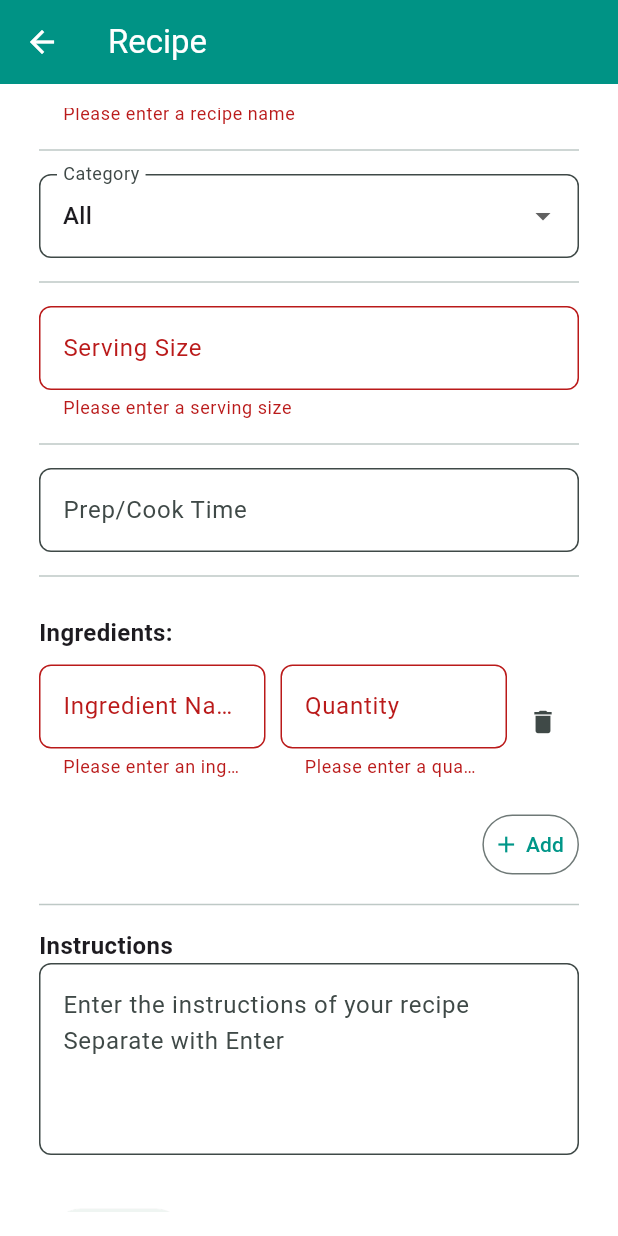
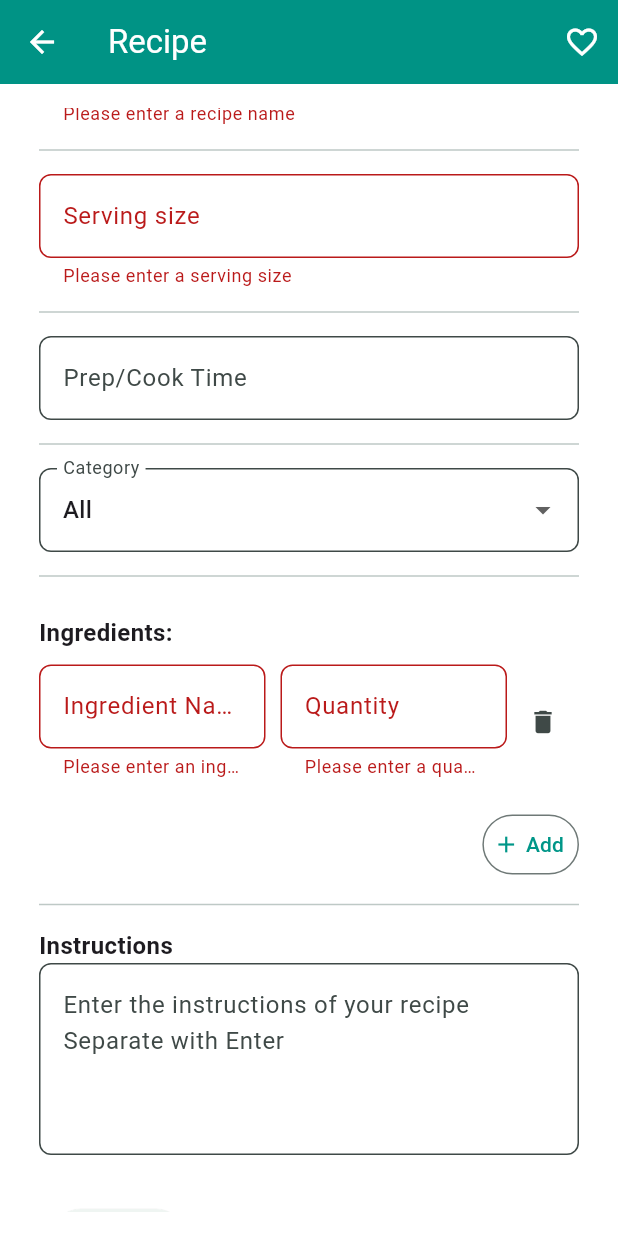
Before and after one commit to darlynvp/recipe-organizer, a Flutter app: the AddRecipePage screen opened directly, scrolled down 90 dp, after a tap on "Create", on a phone screen of 412 x 824 dp. Run offline on Flutter 3.47's test engine with Material 3 defaults, Android fonts, the light colour scheme and no system bars; network calls fail; Roboto replaces fonts that are missing (SF Pro).

Commit message:
added favorite page

```diff
--- a/lib/add_recipe_form.dart
+++ b/lib/add_recipe_form.dart
@@ -9,16 +9,22 @@ import 'data.dart';
 import 'managers/type_manager.dart';
 
 class AddRecipeForm extends StatefulWidget {
-  const AddRecipeForm({Key? key, this.recipe}) : super(key: key);
+  const AddRecipeForm({
+    Key? key,
+    this.recipe,
+    required this.isFavorite,
+    required this.onFavoriteChanged,
+  }) : super(key: key);
 
   final Recipe? recipe;
+  final bool isFavorite;
+  final ValueChanged<bool> onFavoriteChanged;
 
   @override
   State<AddRecipeForm> createState() => _AddRecipeFormState();
 }
 
 class _AddRecipeFormState extends State<AddRecipeForm> {
-
   late TextEditingController nameC;
   late TextEditingController servingsC;
   late TextEditingController cookTimeC;
@@ -26,13 +32,18 @@ class _AddRecipeFormState extends State<AddRecipeForm> {
   late List<Ingredient> ingredients;
   late List<String> chips;
 
+  final _formKey = GlobalKey<FormState>();
+  String? _selectedValue;
+
   @override
   void initState() {
     super.initState();
+
     nameC = TextEditingController(text: widget.recipe?.name ?? '');
     servingsC = TextEditingController(text: widget.recipe?.servings ?? '');
     cookTimeC = TextEditingController(text: widget.recipe?.cookTime ?? '');
-    instructionsC = TextEditingController(text: widget.recipe?.instructions ?? '');
+    instructionsC =
+        TextEditingController(text: widget.recipe?.instructions ?? '');
 
     if (widget.recipe != null) {
       ingredients = widget.recipe!.ingredients
@@ -46,20 +57,16 @@ class _AddRecipeFormState extends State<AddRecipeForm> {
     }
   }
 
-  final _formKey = GlobalKey<FormState>();
-  String? _selectedValue;
-
   @override
   Widget build(BuildContext context) {
-
     chips = context.watch<TypeManager>().types;
-    _selectedValue ??= chips.isNotEmpty ? chips[0] : null;
+    _selectedValue ??= chips.isNotEmpty ? chips.first : null;
 
     return Theme(
       data: Theme.of(context).copyWith(
         colorScheme: ColorScheme.fromSeed(
           seedColor: Colors.teal,
-          primary: Colors.teal
+          primary: Colors.teal,
         ),
         inputDecorationTheme: InputDecorationTheme(
           filled: true,
@@ -84,75 +91,90 @@ class _AddRecipeFormState extends State<AddRecipeForm> {
               child: Column(
                 crossAxisAlignment: CrossAxisAlignment.start,
                 children: [
-                  SizedBox(height: 16),
+                  const SizedBox(height: 16),
+
+                  // Recipe Name
                   TextFormField(
-                    controller: nameC,                // Recipe name input
+                    controller: nameC,
                     decoration: const InputDecoration(
                       labelText: 'Recipe Name',
                     ),
-                    validator: (value) {
-                      if (value == null || value.isEmpty) {
-                        return 'Please enter a recipe name';
-                      }
-                      return null;
-                    },
+                    validator: (value) =>
+                        value == null || value.isEmpty
+                            ? 'Please enter a recipe name'
+                            : null,
                   ),
-                  Divider(height: 32),
-                  DropdownButtonFormField(        // Category selection
+
+                  const Divider(height: 32),
+
+                  // Serving size
+                  TextFormField(
+                    controller: servingsC,
                     decoration: const InputDecoration(
-                      labelText: 'Category',
-                    ),
-                    initialValue: _selectedValue ?? chips[0],
-                    items: chips.map((option) => DropdownMenuItem(
-                      value: option,
-                      child: Text(option),
-                    )).toList(),
-                    onChanged: (value) {
-                      setState(() {
-                        _selectedValue = value;
-                      });
-                    },
-                  ),
-                  Divider(height: 32),
-                  TextFormField(
-                    controller: servingsC,             // Serving size input
-                    decoration: const InputDecoration(
-                      labelText: 'Serving Size',
+                      labelText: 'Serving size',
                     ),
                     keyboardType: TextInputType.number,
                     inputFormatters: [
                       FilteringTextInputFormatter.digitsOnly,
                     ],
-                    validator: (value) {
-                      if (value == null || value.isEmpty) {
-                        return 'Please enter a serving size';
-                      }
-                      return null;
-                    },
+                    validator: (value) =>
+                        value == null || value.isEmpty
+                            ? 'Please enter a serving size'
+                            : null,
                   ),
-                  Divider(height: 32),
+
+                  const Divider(height: 32),
+
+                  // Cook Time
                   TextFormField(
                     controller: cookTimeC,
                     decoration: const InputDecoration(
                       labelText: 'Prep/Cook Time',
                     ),
                   ),
-                  Divider(height: 32),
-                  Container(
-                    child: Padding(
-                      padding: const EdgeInsets.fromLTRB(0, 10.0, 0, 0),
+
+                  const Divider(height: 32),
+
+                  // Category Dropdown
+                  DropdownButtonFormField(
+                    decoration: const InputDecoration(
+                      labelText: 'Category',
+                    ),
+                    value: _selectedValue,
+                    items: chips
+                        .map(
+                          (option) => DropdownMenuItem(
+                            value: option,
+                            child: Text(option),
+                          ),
+                        )
+                        .toList(),
+                    onChanged: (value) {
+                      setState(() {
+                        _selectedValue = value as String?;
+                      });
+                    },
+                  ),
+
+                  const Divider(height: 32),
+
+                  // Ingredients
+                  Padding(
+                    padding: const EdgeInsets.only(top: 10),
                     child: Column(
                       crossAxisAlignment: CrossAxisAlignment.start,
                       children: [
                         const Text(
-                              'Ingredients: ',
+                          'Ingredients:',
                           style: TextStyle(
                             fontSize: 16,
                             fontWeight: FontWeight.bold,
                           ),
                         ),
-                            SizedBox(height: 10,),
-                            ...ingredients.map((ingredient) => IngredientInput(
+                        const SizedBox(height: 10),
+
+                        ...ingredients.map(
+                          (ingredient) => IngredientInput(
                             ingredient: ingredient,
                             onDelete: () {
                               if (ingredients.length <= 1) return;
@@ -160,24 +182,28 @@ class _AddRecipeFormState extends State<AddRecipeForm> {
                                 ingredients.remove(ingredient);
                               });
                             },
-                            )),
+                          ),
+                        ),
+
                         Padding(
-                            padding: const EdgeInsets.fromLTRB(0, 10.0, 0, 0),
-                            child: Center(
+                          padding: const EdgeInsets.only(top: 10),
                           child: Align(
                             alignment: Alignment.centerRight,
                             child: OutlinedButton(
                               onPressed: () {
                                 setState(() {
-                                      ingredients.add(Ingredient(name: '', quantity: ''));
+                                  ingredients.add(
+                                    Ingredient(name: '', quantity: ''),
+                                  );
                                 });
                               },
                               style: OutlinedButton.styleFrom(
-                                    padding: EdgeInsets.fromLTRB(7.0, 0, 10.0, 0),
+                                padding:
+                                    const EdgeInsets.fromLTRB(7, 0, 10, 0),
                               ),
-                                  child: Row(
+                              child: const Row(
                                 mainAxisSize: MainAxisSize.min,
-                                    children: const [
+                                children: [
                                   Icon(Icons.add),
                                   SizedBox(width: 4),
                                   Text('Add'),
@@ -186,12 +212,13 @@ class _AddRecipeFormState extends State<AddRecipeForm> {
                             ),
                           ),
                         ),
-                          ),
                       ],
                     ),
                   ),
-                  ),
-                  Divider(height: 32),
+
+                  const Divider(height: 32),
+
+                  // Instructions
                   const Text(
                     'Instructions',
                     style: TextStyle(
@@ -199,22 +226,25 @@ class _AddRecipeFormState extends State<AddRecipeForm> {
                       fontWeight: FontWeight.bold,
                     ),
                   ),
+
                   TextFormField(
                     controller: instructionsC,
+                    maxLines: 4,
                     decoration: const InputDecoration(
-                        hintText: 'Enter the instructions of your recipe \nSeparate with Enter',
+                      hintText:
+                          'Enter the instructions of your recipe\nSeparate with Enter',
                     ),
-                      maxLines: 4,
                   ),
-                    SizedBox(height: 24),
 
-                  if (widget.recipe != null) ...[
+                  const SizedBox(height: 24),
+
+                  // Save / Create button
                   Padding(
                     padding: const EdgeInsets.all(8.0),
                     child: ElevatedButton(
                       onPressed: () {
-                          if (_formKey.currentState!.validate()) {
-                            // Process data
+                        if (!_formKey.currentState!.validate()) return;
+
                         final newRecipe = Recipe(
                           name: nameC.text,
                           type: _selectedValue ?? '',
@@ -222,63 +252,52 @@ class _AddRecipeFormState extends State<AddRecipeForm> {
                           cookTime: cookTimeC.text,
                           ingredients: ingredients,
                           instructions: instructionsC.text,
+                          isFavorite: widget.isFavorite,
                         );
-                            Provider.of<RecipeManager>(context, listen:false).changeRecipe(widget.recipe!, newRecipe);
+
+                        if (widget.recipe != null) {
+                          Provider.of<RecipeManager>(context, listen: false)
+                              .changeRecipe(widget.recipe!, newRecipe);
+
                           Navigator.pop(context, newRecipe);
-                          }
-                        },
-                        child: const Text('Save'),
-                      ),
-                    )
-                  ] else ...[
-                    Padding(
-                    padding: const EdgeInsets.all(8.0),
-                    child: ElevatedButton(
-                      onPressed: () {
-                        if (_formKey.currentState!.validate()) {
-                          // Process data
-                          final newRecipe = Recipe(
-                            name: nameC.text,
-                            type: _selectedValue ?? '',
-                            servings: servingsC.text,
-                            cookTime: cookTimeC.text,
-                            ingredients: ingredients,
-                            instructions: instructionsC.text,
-                          );
-                          Provider.of<RecipeManager>(context, listen:false).addRecipe(newRecipe);
+                        } else {
+                          Provider.of<RecipeManager>(context, listen: false)
+                              .addRecipe(newRecipe);
+
                           Navigator.pop(context);
                         }
                       },
-                      child: const Text('Create'),
+                      child: Text(widget.recipe != null ? 'Save' : 'Create'),
                     ),
                   ),
                 ],
-
-
-                ],
               ),
             ),
-          )
-        )
+          ),
+        ),
       ),
     );
   }
 
   @override
-void dispose(){
+  void dispose() {
     nameC.dispose();
     servingsC.dispose();
     cookTimeC.dispose();
     instructionsC.dispose();
     super.dispose();
   }
-
 }
 
 class IngredientInput extends StatefulWidget {
   final Ingredient ingredient;
   final VoidCallback onDelete;
-  const IngredientInput({Key? key, required this.ingredient, required this.onDelete}) : super(key: key);
+
+  const IngredientInput({
+    Key? key,
+    required this.ingredient,
+    required this.onDelete,
+  }) : super(key: key);
 
   @override
   State<IngredientInput> createState() => _IngredientInputState();
@@ -289,10 +308,12 @@ class _IngredientInputState extends State<IngredientInput> {
   late TextEditingController quantityController;
 
   @override
-  void initState(){
+  void initState() {
     super.initState();
+
     nameController = TextEditingController(text: widget.ingredient.name);
-    quantityController = TextEditingController(text:widget.ingredient.quantity);
+    quantityController =
+        TextEditingController(text: widget.ingredient.quantity);
   }
 
   @override
@@ -307,12 +328,10 @@ class _IngredientInputState extends State<IngredientInput> {
                 decoration: const InputDecoration(
                   labelText: 'Ingredient Name',
                 ),
-              validator: (value) {
-                if (value == null || value.isEmpty) {
-                  return 'Please enter an ingredient name';
-                }
-                return null;
-              },
+                validator: (value) =>
+                    value == null || value.isEmpty
+                        ? 'Please enter an ingredient name'
+                        : null,
                 onChanged: (value) => widget.ingredient.name = value,
               ),
             ),
@@ -323,30 +342,29 @@ class _IngredientInputState extends State<IngredientInput> {
                 decoration: const InputDecoration(
                   labelText: 'Quantity',
                 ),
-              validator: (value) {
-                if (value == null || value.isEmpty) {
-                  return 'Please enter a quantity';
-                }
-                return null;
-              },
-              onChanged: (value) => widget.ingredient.quantity = value,
+                validator: (value) =>
+                    value == null || value.isEmpty
+                        ? 'Please enter a quantity'
+                        : null,
+                onChanged: (value) =>
+                    widget.ingredient.quantity = value,
               ),
             ),
             IconButton(
               onPressed: widget.onDelete,
-            icon: Icon(Icons.delete),
+              icon: const Icon(Icons.delete),
               iconSize: 20,
-            padding: EdgeInsets.all(0),
+              padding: EdgeInsets.zero,
             ),
           ],
         ),
-      SizedBox(height: 10,),
+        const SizedBox(height: 10),
       ],
     );
   }
 
   @override
-  void dispose(){
+  void dispose() {
     nameController.dispose();
     quantityController.dispose();
     super.dispose();
--- a/lib/add_recipe_page.dart
+++ b/lib/add_recipe_page.dart
@@ -14,9 +14,16 @@ class AddRecipePage extends StatefulWidget {
 }
 
 class _AddRecipePageState extends State<AddRecipePage> {
+  late bool _isFavorite;
+
+  @override
+  void initState() {
+    super.initState();
+    _isFavorite = widget.recipe?.isFavorite ?? false;
+  }
+
   @override
   Widget build(BuildContext context) {
-
     return Theme(
       data: Theme.of(context).copyWith(
         colorScheme: ColorScheme.fromSeed(
@@ -31,10 +38,31 @@ class _AddRecipePageState extends State<AddRecipePage> {
       child: Scaffold(
         appBar: AppBar(
           title: const Text('Recipe'),
+          actions: [
+            IconButton(
+              icon: Icon(
+                _isFavorite ? Icons.favorite : Icons.favorite_border,
+                color: _isFavorite ? Colors.red : Colors.white,
+              ),
+              onPressed: () {
+                setState(() {
+                  _isFavorite = !_isFavorite;
+                });
+              },
+            ),
+          ],
         ),
         body: Padding(
           padding: const EdgeInsets.all(16.0),
-          child: AddRecipeForm(recipe: widget.recipe,),
+          child: AddRecipeForm(
+            recipe: widget.recipe,
+            isFavorite: _isFavorite,
+            onFavoriteChanged: (value) {
+              setState(() {
+                _isFavorite = value;
+              });
+            },
+          ),
         ),
       ),
     );
--- a/lib/managers/type_manager.dart
+++ b/lib/managers/type_manager.dart
@@ -9,7 +9,6 @@ class TypeManager extends ChangeNotifier {
 
   final List<String> _defaultTypes = [
     'All',
-    'Favorites',
   ];
 
   late List<String> types = [];
--- a/lib/profile_page.dart
+++ b/lib/profile_page.dart
@@ -124,7 +124,7 @@ class _ProfilePageState extends State<ProfilePage> {
                               itemCount: context.watch<TypeManager>().types.length,
                               itemBuilder: (context, index) {
                                 String tag = context.watch<TypeManager>().types[index];
-                                if (['All', 'Favorites'].contains(tag)) {
+                                if (['All'].contains(tag)) {
                                   return SizedBox.shrink();
                                 } else {
                                   return Card(
```
Also changed, not shown: lib/favorites_page.dart (added, +50 -0 lines), lib/main_page.dart (+16 -16 lines), lib/recipe_detail_page.dart (+0 -11 lines). Lines whose indentation alone changed are shown as unchanged.
